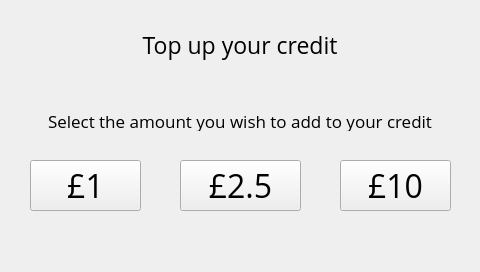
First picture: the form in xbterminal/gui/ui.ui, repository alexykot/xbterminal-firmware, before the edit.
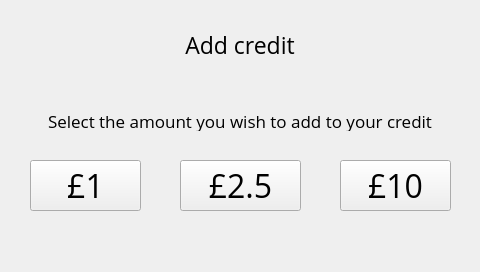
Second picture: the form after the edit. The open tabs and pages were chosen to show the change.

Commit message: Update styles for pamount screen

```diff
--- a/xbterminal/gui/ui.ui
+++ b/xbterminal/gui/ui.ui
@@ -333,7 +333,7 @@
       </font>
      </property>
      <property name="text">
-      <string>Top up your credit</string>
+      <string>Add credit</string>
      </property>
      <property name="alignment">
       <set>Qt::AlignCenter</set>
```
The commit also changes 1 other file.
